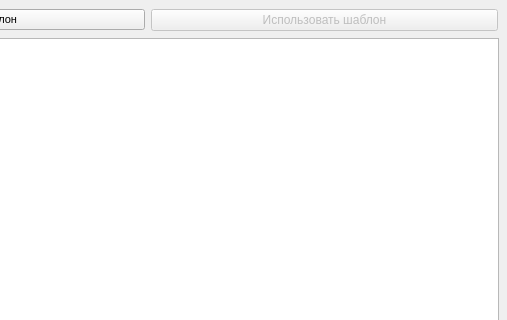
Old version of the form designs/main.ui in the repository iredun/diploma-gen; both pictures show x 211 to 718 and y 0 to 320 of the 718 by 539 pixel window.
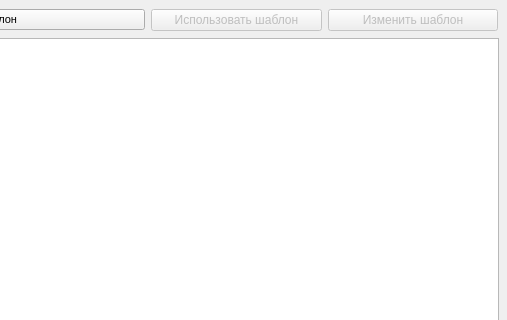
New version of the form. Icons and pictures are not drawn.

Patch:
```diff
--- a/designs/main.ui
+++ b/designs/main.ui
@@ -67,6 +67,8 @@
        </widget>
       </item>
       <item>
+       <layout class="QHBoxLayout" name="horizontalLayout_2">
+        <item>
        <widget class="QPushButton" name="useTemplate">
         <property name="enabled">
          <bool>false</bool>
@@ -75,6 +77,18 @@
          <string>Использовать шаблон</string>
         </property>
        </widget>
+        </item>
+        <item>
+         <widget class="QPushButton" name="editTemplate">
+          <property name="enabled">
+           <bool>false</bool>
+          </property>
+          <property name="text">
+           <string>Изменить шаблон</string>
+          </property>
+         </widget>
+        </item>
+       </layout>
       </item>
      </layout>
     </item>
```
Lines whose indentation alone changed are shown as unchanged.
